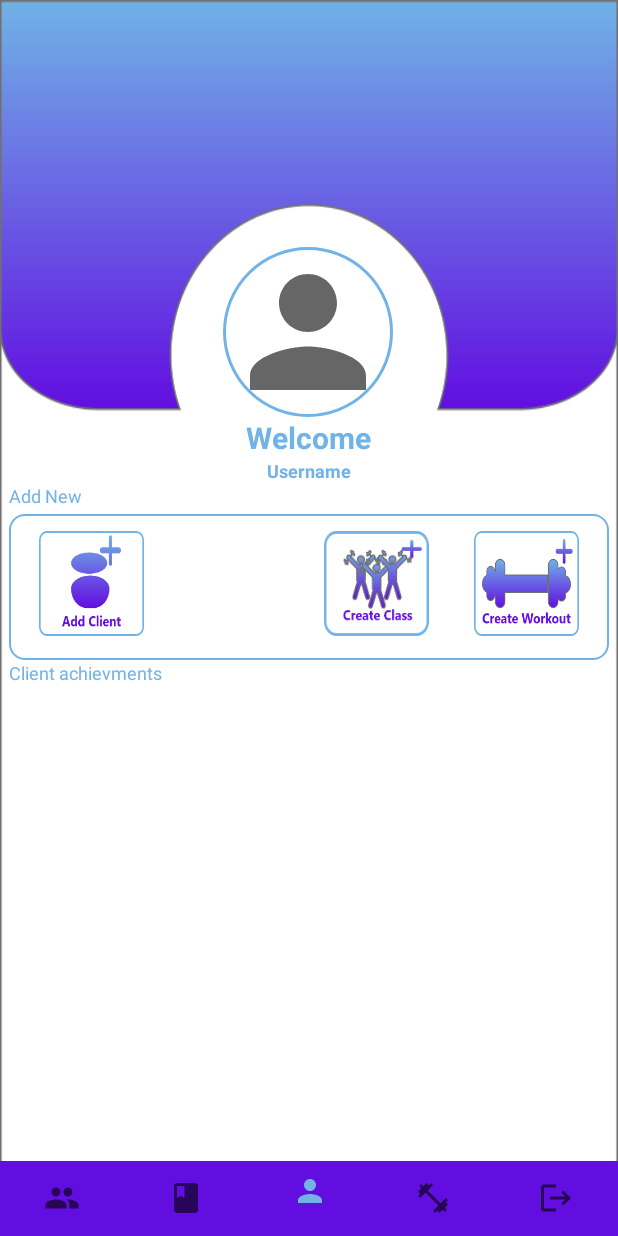
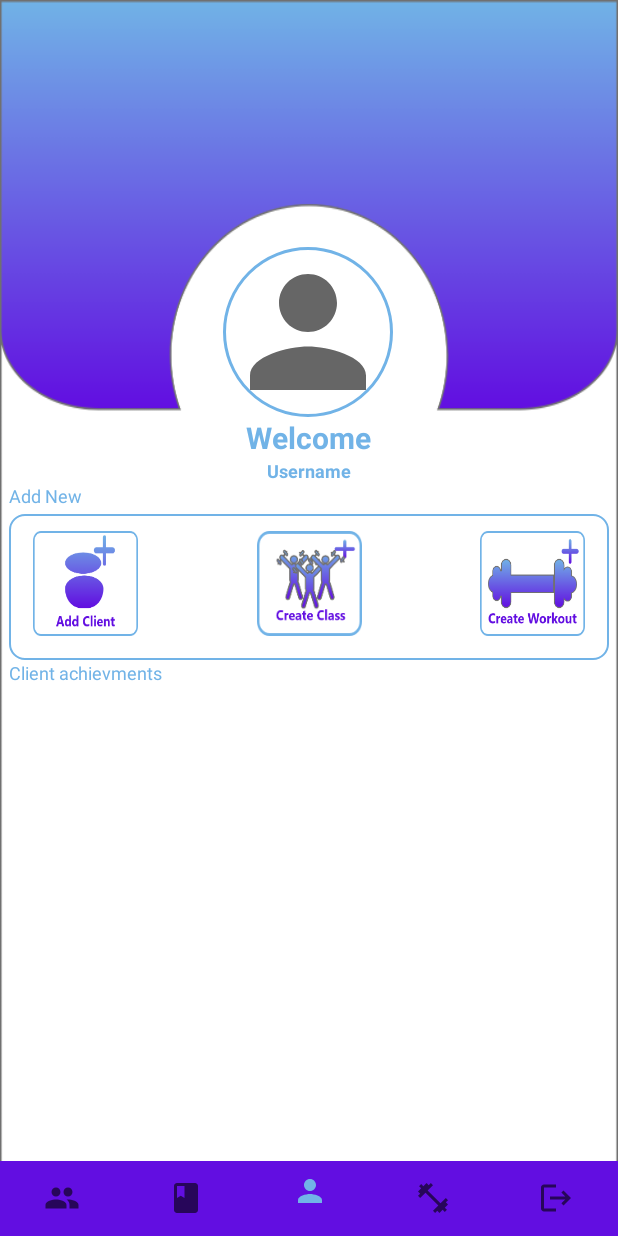
Before and after one commit to ivanstisins/YourPTNotebook, an Android app: the screen it shows after launch once a user with an empty profile is signed in (Dashboard), on a phone screen of 412 x 824 dp. Run offline under Robolectric (Android 15) with nearby library versions, the light colour scheme and no system bars; our stand-ins replace CircleImageView, Firebase (no records; nobody signed in at launch, a user with empty details on screens opened directly), Picasso; pictures from the network do not load.

Commit message:
changed add new container to a constraint layout
Signed-off-by: Ivans <ivantishin50@gmail.com>

```diff
--- a/app/src/main/res/layout/activity_dashboard.xml
+++ b/app/src/main/res/layout/activity_dashboard.xml
@@ -52,7 +52,7 @@
         app:layout_constraintTop_toBottomOf="@+id/profilePicture"
         tools:ignore="MissingConstraints" />
 
-    <RelativeLayout
+    <androidx.constraintlayout.widget.ConstraintLayout
         android:id="@+id/linearLayout"
         android:layout_width="0dp"
         android:layout_height="97dp"
@@ -71,12 +71,13 @@
             android:layout_height="70dp"
             android:layout_alignParentStart="true"
             android:layout_alignParentTop="true"
-            android:layout_marginStart="20dp"
+            android:layout_marginStart="16dp"
             android:layout_marginTop="11dp"
+            android:layout_marginBottom="16dp"
             android:background="@drawable/addclient"
-            app:layout_constraintEnd_toStartOf="@+id/createClass"
+            app:layout_constraintBottom_toBottomOf="parent"
             app:layout_constraintStart_toStartOf="parent"
-            app:layout_constraintTop_toBottomOf="@+id/name"
+            app:layout_constraintTop_toTopOf="parent"
             tools:ignore="MissingConstraints" />
 
         <ImageButton
@@ -86,11 +87,13 @@
             android:layout_alignParentTop="true"
             android:layout_alignParentEnd="true"
             android:layout_marginTop="11dp"
-            android:layout_marginEnd="120dp"
+            android:layout_marginBottom="16dp"
             android:background="@drawable/createclass"
-            app:layout_constraintEnd_toStartOf="@+id/createWorkOut"
-            app:layout_constraintStart_toEndOf="@+id/addClient"
-            app:layout_constraintTop_toBottomOf="@+id/username"
+            app:layout_constraintBottom_toBottomOf="parent"
+            app:layout_constraintEnd_toEndOf="parent"
+            app:layout_constraintStart_toStartOf="parent"
+            app:layout_constraintTop_toTopOf="parent"
+            app:layout_constraintVertical_bias="1.0"
             tools:ignore="MissingConstraints" />
 
         <ImageButton
@@ -100,14 +103,15 @@
             android:layout_alignParentTop="true"
             android:layout_alignParentEnd="true"
             android:layout_marginTop="11dp"
-            android:layout_marginEnd="20dp"
+            android:layout_marginEnd="16dp"
+            android:layout_marginBottom="16dp"
             android:background="@drawable/createworkout"
+            app:layout_constraintBottom_toBottomOf="parent"
             app:layout_constraintEnd_toEndOf="parent"
-            app:layout_constraintStart_toEndOf="@+id/createClass"
-            app:layout_constraintTop_toBottomOf="@+id/username"
+            app:layout_constraintTop_toTopOf="parent"
             tools:ignore="MissingConstraints" />
 
-    </RelativeLayout>
+    </androidx.constraintlayout.widget.ConstraintLayout>
 
     <RelativeLayout
         android:id="@+id/bottom_nav"
```
